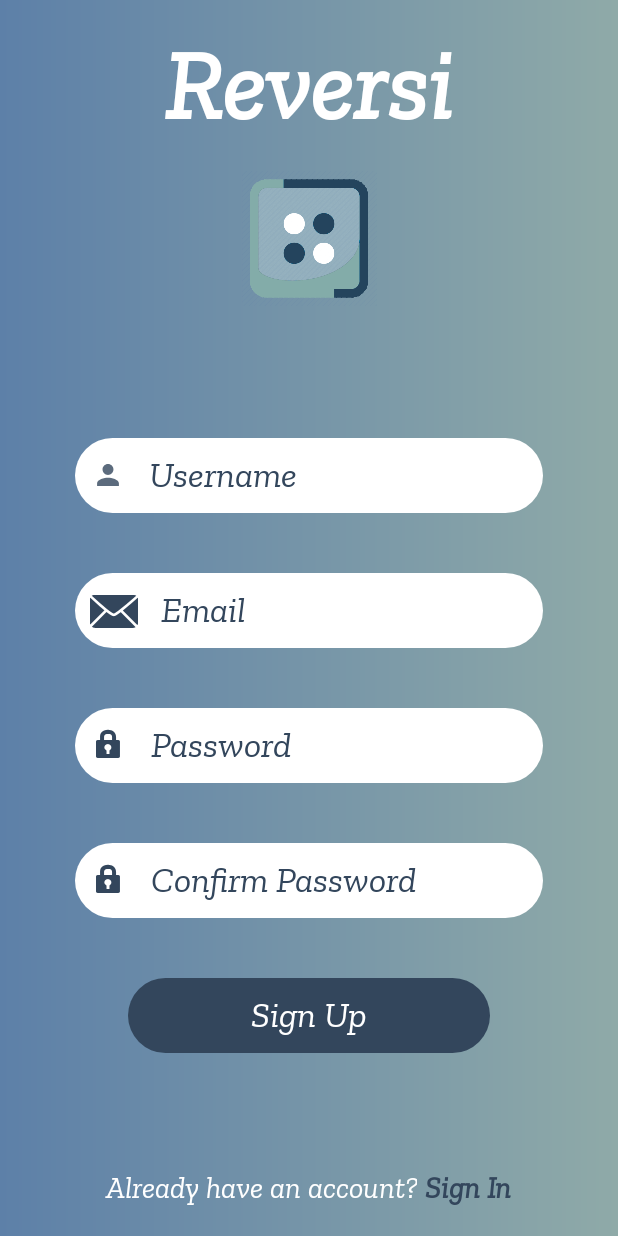
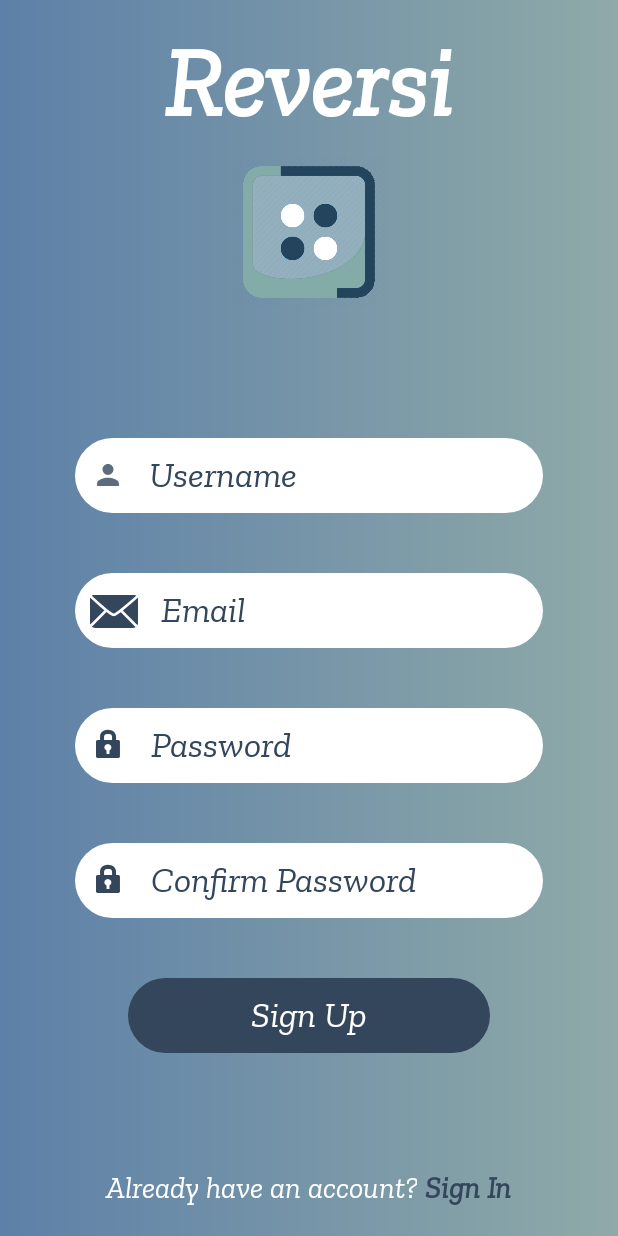
Before and after one commit to Diogo-Almeida3/Reversi, an Android app: the screen it shows after launch (RegisterActivity), on a phone screen of 412 x 824 dp. Run offline under Robolectric (Android 15) with nearby library versions, the phone set to English and light mode, and no system bars.

Commit message:
Interface Register Portait v1.1

```diff
--- a/app/src/main/res/layout/activity_register.xml
+++ b/app/src/main/res/layout/activity_register.xml
@@ -10,25 +10,24 @@
     <LinearLayout
         android:layout_width="wrap_content"
         android:layout_height="wrap_content"
-        android:layout_gravity="center_horizontal"
-        android:layout_marginTop="0dp"
-        android:orientation="vertical">
+        android:orientation="vertical"
+        android:layout_marginTop="5dp"
+        android:layout_gravity="center_horizontal">
 
         <TextView
+            android:layout_gravity="center_horizontal"
+            android:layout_margin="10dp"
+            android:textStyle="bold"
+            android:textSize="65sp"
+            android:textColor="@color/branco"
             android:layout_width="wrap_content"
             android:layout_height="wrap_content"
-            android:layout_gravity="center_horizontal"
-            android:layout_margin="14dp"
-            android:padding="3dp"
             android:text="@string/reversi"
-            android:textAlignment="center"
-            android:textColor="@color/branco"
-            android:textSize="65sp"
-            android:textStyle="bold" />
+            android:textAlignment="center"/>
 
         <ImageView
             android:layout_width="wrap_content"
-            android:layout_height="90dp"
+            android:layout_height="100dp"
             android:src="@drawable/logo_reversi" />
 
     </LinearLayout>
```
